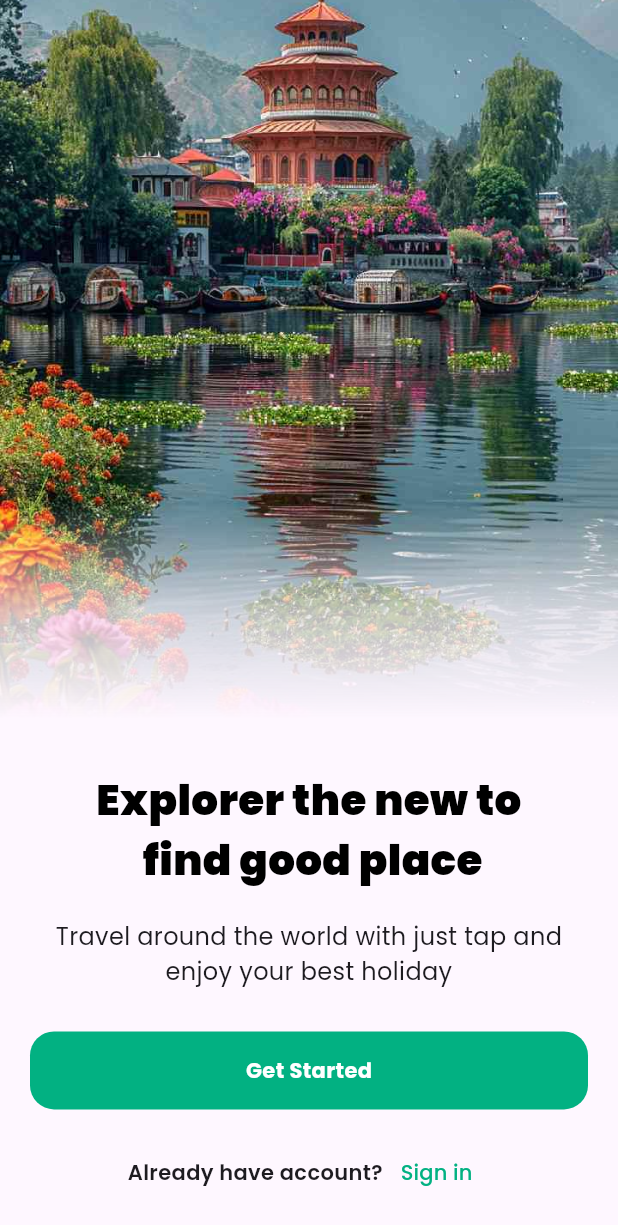
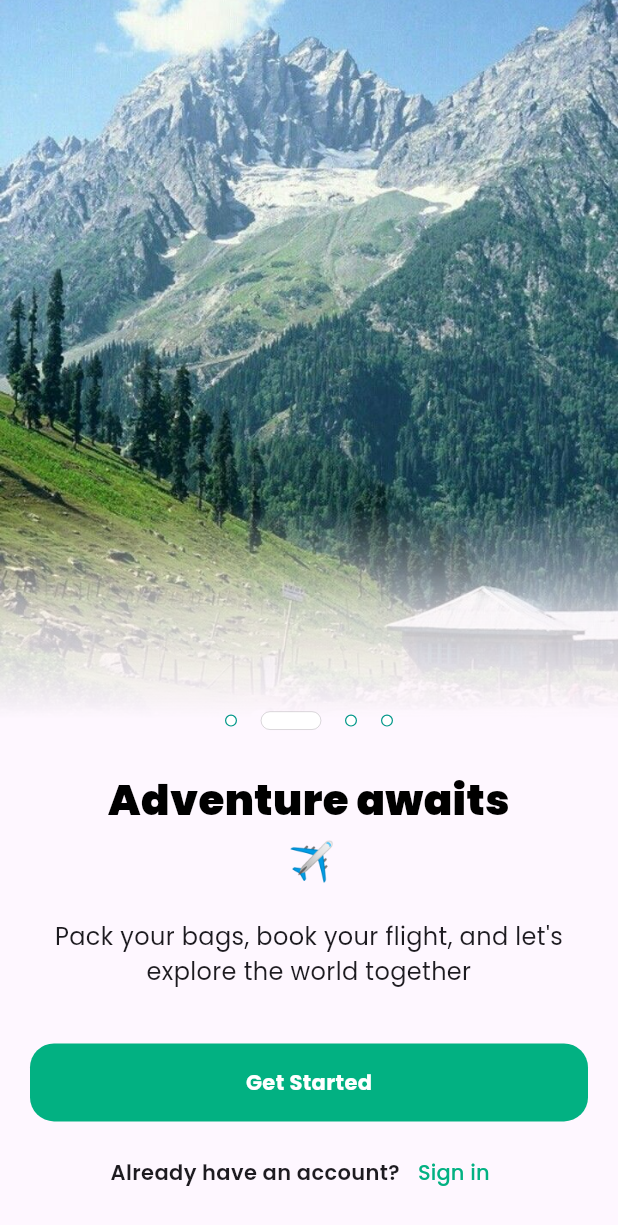
Before and after one commit to ArindamBhatta/travle-app, a Flutter app: the screen it shows after launch, on a phone screen of 412 x 824 dp. Shown: the top 1225 px of the screen. Run offline on Flutter 3.47's test engine with Material 3 defaults, Android fonts, the phone set to English and light mode, and no system bars; drawn by our look-alikes of dots_indicator; our stand-ins replace google_fonts.

Commit message:
check scrolling

```diff
--- /dev/null
+++ b/lib/Home_Page/button_widget.dart
@@ -0,0 +1,51 @@
+import 'package:flutter/material.dart';
+
+class ButtonWidget extends StatelessWidget {
+  @override
+  Widget build(BuildContext context) {
+    double height = MediaQuery.of(context).size.height;
+    return Container(
+      height: height * 0.2,
+      child: Column(
+        mainAxisAlignment: MainAxisAlignment.center,
+        children: [
+          const SizedBox(height: 8),
+          Padding(
+            padding: const EdgeInsets.symmetric(horizontal: 20, vertical: 10),
+            child: Container(
+              alignment: Alignment.center,
+              padding: const EdgeInsets.all(16),
+              decoration: BoxDecoration(
+                borderRadius: BorderRadius.circular(16),
+                color: const Color.fromARGB(255, 2, 177, 130),
+              ),
+              child: Text(
+                'Get Started',
+                style: TextStyle(
+                  color: Colors.white,
+                  fontWeight: FontWeight.bold,
+                ),
+              ),
+            ),
+          ),
+          Row(
+            mainAxisAlignment: MainAxisAlignment.center,
+            children: [
+              Text(
+                "Already have an account?",
+                style: TextStyle(fontWeight: FontWeight.w600),
+              ),
+              TextButton(
+                onPressed: () {},
+                child: Text("Sign in",
+                    style: TextStyle(
+                      color: Color.fromARGB(255, 2, 177, 130),
+                    )),
+              ),
+            ],
+          ),
+        ],
+      ),
+    );
+  }
+}
--- a/lib/Home_Page/home_page.dart
+++ b/lib/Home_Page/home_page.dart
@@ -1,36 +1,83 @@
+import 'package:dots_indicator/dots_indicator.dart';
 import 'package:flutter/material.dart';
+import 'package:travel_app/Home_Page/button_widget.dart';
+import 'dart:async';
 import 'package:travel_app/Home_Page/scrollable_screen.dart';
 
-// ignore: must_be_immutable
-class HomePage extends StatelessWidget {
+class HomePage extends StatefulWidget {
+  HomePage({super.key});
+
+  @override
+  State<HomePage> createState() => _HomePageState();
+}
+
+class _HomePageState extends State<HomePage> {
   List<Map<String, String>> list = [
     {
-      'caption': 'Explorer the new to \n find good place',
+      'caption': 'Explore the new to \n find good places',
       'subCaption':
-          'Travel around the world with just tap and enjoy your best holiday',
+          'Travel around the world with just a tap and enjoy your best holiday',
       'imageUrl': 'assets/images/travel_img_1.jpg',
     },
     {
-      'caption': 'Explorer the new to \n find good place',
+      'caption': 'Adventure awaits \n ✈️ ',
       'subCaption':
-          'Travel around the world with just tap and enjoy your best holiday',
+          "Pack your bags, book your flight, and let's explore the world together",
       'imageUrl': 'assets/images/travel_img_2.jpg',
     },
     {
-      'caption': 'Explorer the new to \n find good place',
-      'subCaption':
-          'Travel around the world with just tap and enjoy your best holiday',
+      'caption': 'Lost in the beauty of nature',
+      'subCaption': "Let's explore the world, one destination at a time.",
       'imageUrl': 'assets/images/travel_img_3.jpg',
     },
     {
-      'caption': 'Explorer the new to \n find good place',
-      'subCaption':
-          'Travel around the world with just tap and enjoy your best holiday',
+      'caption': 'Making memories that last a lifetime 📸',
+      'subCaption': 'Travel is the only thing you buy that makes you richer.',
       'imageUrl': 'assets/images/travel_img_4.jpg',
     },
   ];
 
-  HomePage({super.key});
+  late PageController _pageController;
+  late Timer _timer;
+  int currentPage = 0; //* use by DotsIndicator
+  int nextPage = 1; //* use by page controller
+
+  @override
+  void initState() {
+    super.initState();
+    _pageController = PageController();
+
+    _pageController.addListener(() {
+      setState(() {
+        currentPage = _pageController.page!.round(); //double to int
+      });
+    });
+
+    _timer = Timer.periodic(
+      const Duration(seconds: 4),
+      (timer) {
+        nextPage = currentPage + 1;
+
+        if (nextPage == list.length) {
+          nextPage = 0;
+          currentPage = 0;
+        }
+
+        _pageController.animateToPage(
+          nextPage,
+          duration: const Duration(seconds: 2),
+          curve: Curves.easeInOut,
+        );
+      },
+    );
+  }
+
+  @override
+  void dispose() {
+    _timer.cancel();
+    _pageController.dispose();
+    super.dispose();
+  }
 
   @override
   Widget build(BuildContext context) {
@@ -41,8 +88,10 @@ class HomePage extends StatelessWidget {
         children: [
           SizedBox(
             height: height * 0.8,
-            child: PageView(
-              //*use Map higher order function to iterate over list
+            child: Stack(
+              children: [
+                PageView(
+                  controller: _pageController,
                   children: list.map((iterateItem) {
                     return ScrollableScreen(
                       caption: iterateItem['caption'] ?? '',
@@ -51,51 +100,40 @@ class HomePage extends StatelessWidget {
                     );
                   }).toList(),
                 ),
+                Positioned(
+                  bottom: height * 0.2, // Position 20 pixels above the bottom
+                  left: 0,
+                  right: 0,
+                  child: Center(
+                    child: DotsIndicator(
+                      dotsCount: list.length,
+                      position: currentPage.toInt(),
+                      decorator: DotsDecorator(
+                        shape: CircleBorder(
+                          side: BorderSide(
+                            color: Colors.teal,
+                            width: 0.8,
                           ),
-          Container(
-            height: height * 0.2,
-            child: Column(
-              mainAxisAlignment: MainAxisAlignment.center,
-              children: [
-                Padding(
-                  padding:
-                      const EdgeInsets.symmetric(horizontal: 20, vertical: 10),
-                  child: Container(
-                    alignment: Alignment.center,
-                    padding: const EdgeInsets.all(16),
-                    decoration: BoxDecoration(
-                      borderRadius: BorderRadius.circular(16),
-                      color: const Color.fromARGB(255, 2, 177, 130),
                         ),
-                    child: Text(
-                      'Get Started',
-                      style: TextStyle(
                         color: Colors.white,
-                        fontWeight: FontWeight.bold,
+                        spacing: const EdgeInsets.all(8.0),
+                        activeColor: Colors.white,
+                        size: const Size(8.0, 8.0), // Size of inactive dots
+                        activeSize:
+                            const Size(40.0, 12.0), // Size of active dot
+                        activeShape: RoundedRectangleBorder(
+                          side:
+                              const BorderSide(color: Colors.black, width: 0.1),
+                          borderRadius: BorderRadius.circular(8.0),
                         ),
                       ),
                     ),
                   ),
-                const SizedBox(height: 8),
-                Row(
-                  mainAxisAlignment: MainAxisAlignment.center,
-                  children: [
-                    Text(
-                      "Already have account?",
-                      style: TextStyle(fontWeight: FontWeight.w600),
                 ),
-                    TextButton(
-                      onPressed: () {},
-                      child: Text("Sign in",
-                          style: TextStyle(
-                            color: Color.fromARGB(255, 2, 177, 130),
-                          )),
-                    )
-                  ],
-                )
               ],
             ),
           ),
+          ButtonWidget()
         ],
       ),
     );
--- a/pubspec.yaml
+++ b/pubspec.yaml
@@ -36,6 +36,7 @@ dependencies:
   # Use with the CupertinoIcons class for iOS style icons.
   cupertino_icons: ^1.0.8
   google_fonts: ^6.2.1
+  dots_indicator: ^3.0.0
 
 dev_dependencies:
   flutter_test:
```
Also changed, not shown: assets/images/travel_img_4.jpg, pubspec.lock. Lines whose indentation alone changed are shown as unchanged.
